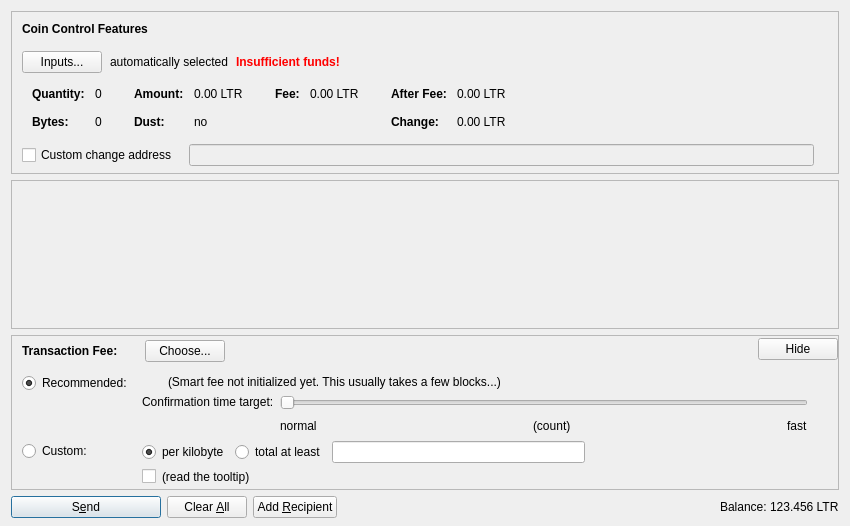
Above: src/qt/forms/sendcoinsdialog.ui from minblock/litercoin before the change. Below: the same form after it.
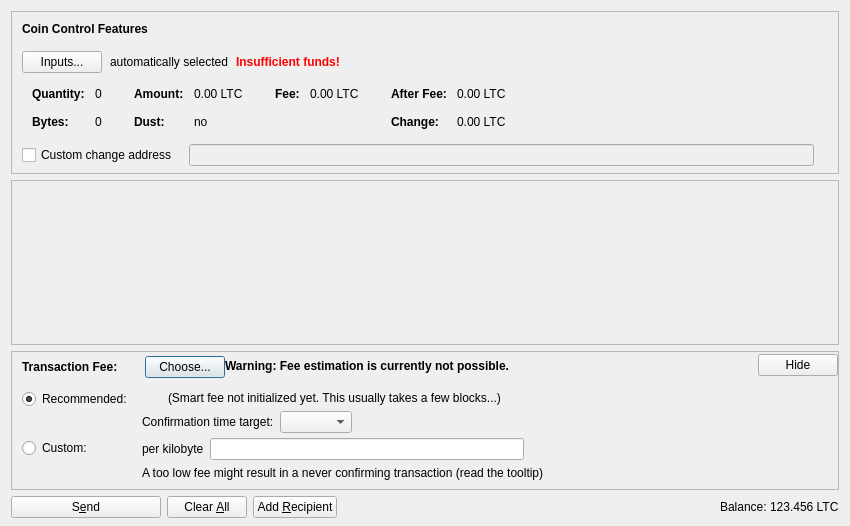
That is the form after the change. Icons and pictures are not drawn. Custom widgets are drawn as their Qt base class.

Diff of the .ui file:
```diff
--- a/src/qt/forms/sendcoinsdialog.ui
+++ b/src/qt/forms/sendcoinsdialog.ui
@@ -324,7 +324,7 @@
                   <enum>Qt::ActionsContextMenu</enum>
                  </property>
                  <property name="text">
-                  <string notr="true">0.00 LTR</string>
+                  <string notr="true">0.00 LTC</string>
                  </property>
                  <property name="textInteractionFlags">
                   <set>Qt::LinksAccessibleByMouse|Qt::TextSelectableByKeyboard|Qt::TextSelectableByMouse</set>
@@ -404,7 +404,7 @@
                   <enum>Qt::ActionsContextMenu</enum>
                  </property>
                  <property name="text">
-                  <string notr="true">0.00 LTR</string>
+                  <string notr="true">0.00 LTC</string>
                  </property>
                  <property name="textInteractionFlags">
                   <set>Qt::LinksAccessibleByMouse|Qt::TextSelectableByKeyboard|Qt::TextSelectableByMouse</set>
@@ -455,7 +455,7 @@
                   <enum>Qt::ActionsContextMenu</enum>
                  </property>
                  <property name="text">
-                  <string notr="true">0.00 LTR</string>
+                  <string notr="true">0.00 LTC</string>
                  </property>
                  <property name="textInteractionFlags">
                   <set>Qt::LinksAccessibleByMouse|Qt::TextSelectableByKeyboard|Qt::TextSelectableByMouse</set>
@@ -484,7 +484,7 @@
                   <enum>Qt::ActionsContextMenu</enum>
                  </property>
                  <property name="text">
-                  <string notr="true">0.00 LTR</string>
+                  <string notr="true">0.00 LTC</string>
                  </property>
                  <property name="textInteractionFlags">
                   <set>Qt::LinksAccessibleByMouse|Qt::TextSelectableByKeyboard|Qt::TextSelectableByMouse</set>
@@ -759,11 +759,33 @@
             </item>
            </layout>
           </item>
+          <item>
+           <widget class="QLabel" name="fallbackFeeWarningLabel">
+            <property name="toolTip">
+             <string>Using the fallbackfee can result in sending a transaction that will take several hours or days (or never) to confirm. Consider choosing your fee manually or wait until you have validated the complete chain.</string>
+            </property>
+            <property name="font">
+            <font>
+                <weight>75</weight>
+                <bold>true</bold>
+            </font>
+            </property>
+            <property name="text">
+             <string>Warning: Fee estimation is currently not possible.</string>
+            </property>
+            <property name="wordWrap">
+             <bool>false</bool>
+            </property>
+           </widget>
+          </item>
           <item>
            <spacer name="horizontalSpacer_4">
             <property name="orientation">
              <enum>Qt::Horizontal</enum>
             </property>
+            <property name="sizeType">
+             <enum>QSizePolicy::MinimumExpanding</enum>
+            </property>
             <property name="sizeHint" stdset="0">
              <size>
               <width>40</width>
@@ -824,32 +846,13 @@
                <item>
                 <layout class="QHBoxLayout" name="horizontalLayoutFee13">
                  <item>
-                  <widget class="QRadioButton" name="radioCustomPerKilobyte">
+                  <widget class="QLabel" name="labelCustomPerKilobyte">
                    <property name="toolTip">
                     <string>If the custom fee is set to 1000 satoshis and the transaction is only 250 bytes, then &quot;per kilobyte&quot; only pays 250 satoshis in fee, while &quot;total at least&quot; pays 1000 satoshis. For transactions bigger than a kilobyte both pay by kilobyte.</string>
                    </property>
                    <property name="text">
                     <string>per kilobyte</string>
                    </property>
-                   <property name="checked">
-                    <bool>true</bool>
-                   </property>
-                   <attribute name="buttonGroup">
-                    <string notr="true">groupCustomFee</string>
-                   </attribute>
-                  </widget>
-                 </item>
-                 <item>
-                  <widget class="QRadioButton" name="radioCustomAtLeast">
-                   <property name="toolTip">
-                    <string>If the custom fee is set to 1000 satoshis and the transaction is only 250 bytes, then &quot;per kilobyte&quot; only pays 250 satoshis in fee, while &quot;total at least&quot; pays 1000 satoshis. For transactions bigger than a kilobyte both pay by kilobyte.</string>
-                   </property>
-                   <property name="text">
-                    <string>total at least</string>
-                   </property>
-                   <attribute name="buttonGroup">
-                    <string notr="true">groupCustomFee</string>
-                   </attribute>
                   </widget>
                  </item>
                  <item>
@@ -873,17 +876,7 @@
                <item>
                 <layout class="QHBoxLayout" name="horizontalLayoutFee8">
                  <item>
-                  <widget class="QCheckBox" name="checkBoxMinimumFee">
-                   <property name="toolTip">
-                    <string>Paying only the minimum fee is just fine as long as there is less transaction volume than space in the blocks. But be aware that this can end up in a never confirming transaction once there is more demand for litercoin transactions than the network can process.</string>
-                   </property>
-                   <property name="text">
-                    <string/>
-                   </property>
-                  </widget>
-                 </item>
-                 <item>
-                  <widget class="QLabel" name="labelMinFeeWarning">
+                  <widget class="QLabel" name="labelCustomFeeWarning">
                    <property name="enabled">
                     <bool>true</bool>
                    </property>
@@ -891,10 +884,7 @@
                     <string>Paying only the minimum fee is just fine as long as there is less transaction volume than space in the blocks. But be aware that this can end up in a never confirming transaction once there is more demand for litercoin transactions than the network can process.</string>
                    </property>
                    <property name="text">
-                    <string>(read the tooltip)</string>
-                   </property>
-                   <property name="margin">
-                    <number>5</number>
+                    <string>A too low fee might result in a never confirming transaction (read the tooltip)</string>
                    </property>
                   </widget>
                  </item>
@@ -987,9 +977,6 @@
                    <property name="text">
                     <string/>
                    </property>
-                   <property name="margin">
-                    <number>2</number>
-                   </property>
                   </widget>
                  </item>
                  <item>
@@ -1004,9 +991,6 @@
                    <property name="text">
                     <string>(Smart fee not initialized yet. This usually takes a few blocks...)</string>
                    </property>
-                   <property name="margin">
-                    <number>2</number>
-                   </property>
                   </widget>
                  </item>
                  <item>
@@ -1033,24 +1017,8 @@
                      <property name="text">
                       <string>Confirmation time target:</string>
                      </property>
-                     <property name="margin">
-                      <number>2</number>
-                     </property>
                     </widget>
                    </item>
-                   <item>
-                    <spacer name="verticalSpacer_3">
-                     <property name="orientation">
-                      <enum>Qt::Vertical</enum>
-                     </property>
-                     <property name="sizeHint" stdset="0">
-                      <size>
-                       <width>1</width>
-                       <height>1</height>
-                      </size>
-                     </property>
-                    </spacer>
-                   </item>
                   </layout>
                  </item>
                  <item>
@@ -1059,44 +1027,15 @@
                     <number>30</number>
                    </property>
                    <item>
-                    <widget class="QSlider" name="sliderSmartFee">
-                     <property name="minimum">
+                    <layout class="QHBoxLayout" name="horizontalLayoutConfTarget">
+                     <property name="bottomMargin">
                       <number>0</number>
                      </property>
-                     <property name="maximum">
-                      <number>23</number>
-                     </property>
-                     <property name="pageStep">
-                      <number>1</number>
-                     </property>
-                     <property name="value">
-                      <number>0</number>
-                     </property>
-                     <property name="orientation">
-                      <enum>Qt::Horizontal</enum>
-                     </property>
-                     <property name="invertedAppearance">
-                      <bool>false</bool>
-                     </property>
-                     <property name="invertedControls">
-                      <bool>false</bool>
-                     </property>
-                     <property name="tickPosition">
-                      <enum>QSlider::NoTicks</enum>
-                     </property>
-                    </widget>
-                   </item>
-                   <item>
-                    <layout class="QHBoxLayout" name="horizontalLayoutFee10">
                      <item>
-                      <widget class="QLabel" name="labelSmartFeeNormal">
-                       <property name="text">
-                        <string>normal</string>
-                       </property>
-                      </widget>
+                      <widget class="QComboBox" name="confTargetSelector"/>
                      </item>
                      <item>
-                      <spacer name="horizontalSpacer_7">
+                      <spacer name="horizontalSpacerConfTarget">
                        <property name="orientation">
                         <enum>Qt::Horizontal</enum>
                        </property>
@@ -1108,33 +1047,6 @@
                        </property>
                       </spacer>
                      </item>
-                     <item>
-                      <widget class="QLabel" name="confirmationTargetLabel">
-                       <property name="text">
-                        <string notr="true">(count)</string>
-                       </property>
-                      </widget>
-                     </item>
-                     <item>
-                      <spacer name="horizontalSpacer_3">
-                       <property name="orientation">
-                        <enum>Qt::Horizontal</enum>
-                       </property>
-                       <property name="sizeHint" stdset="0">
-                        <size>
-                         <width>40</width>
-                         <height>20</height>
-                        </size>
-                       </property>
-                      </spacer>
-                     </item>
-                     <item>
-                      <widget class="QLabel" name="labelSmartFeeFast">
-                       <property name="text">
-                        <string>fast</string>
-                       </property>
-                      </widget>
-                     </item>
                     </layout>
                    </item>
                   </layout>
@@ -1168,8 +1080,8 @@
           </property>
           <property name="sizeHint" stdset="0">
            <size>
-            <width>800</width>
-            <height>1</height>
+            <width>40</width>
+            <height>5</height>
            </size>
           </property>
          </spacer>
@@ -1203,7 +1115,7 @@
         <bool>false</bool>
        </property>
        <property name="default">
-        <bool>true</bool>
+        <bool>false</bool>
        </property>
       </widget>
      </item>
@@ -1290,7 +1202,7 @@
           <cursorShape>IBeamCursor</cursorShape>
          </property>
          <property name="text">
-          <string notr="true">123.456 LTR</string>
+          <string notr="true">123.456 LTC</string>
          </property>
          <property name="textInteractionFlags">
           <set>Qt::LinksAccessibleByMouse|Qt::TextSelectableByKeyboard|Qt::TextSelectableByMouse</set>
```
Left out of the diff: 11 changed lines with no effect on the pictures.
